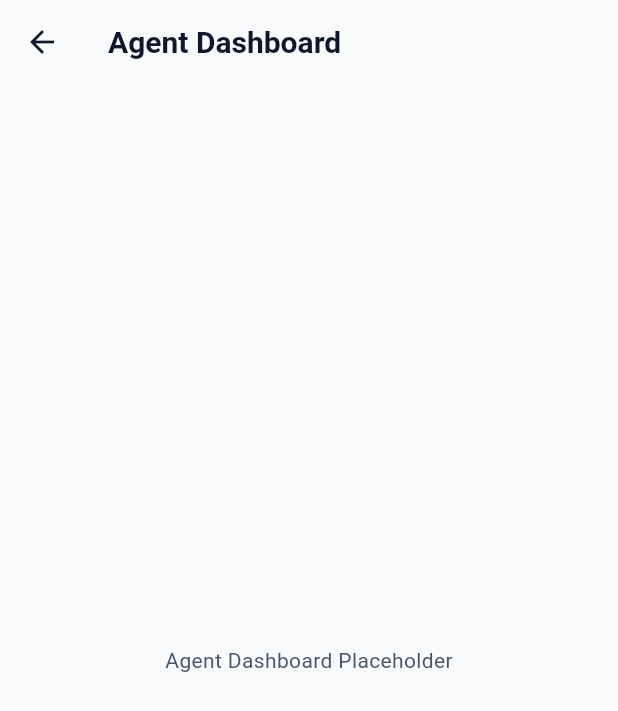
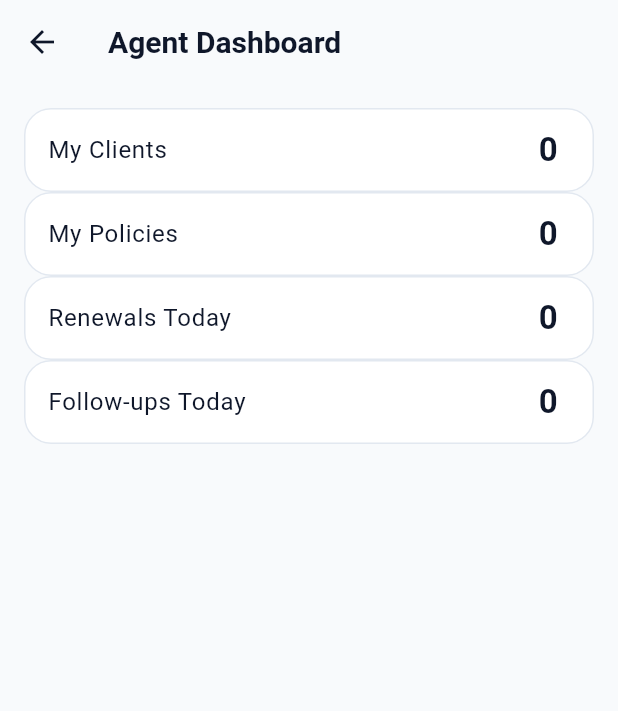
Before and after one commit to Deva-97/ninaivu, a Flutter app: the AgentDashboardScreen screen opened by its route, on a phone screen of 412 x 824 dp. Shown: the top 711 px of the screen. Run offline on Flutter 3.47's test engine with Material 3 defaults, Android fonts, the light colour scheme and no system bars; our stand-ins replace firebase_core, get, shared_preferences; accounts and stored records are empty.

```diff
--- a/lib/app.dart
+++ b/lib/app.dart
@@ -1,5 +1,6 @@
 import 'package:flutter/material.dart';
 import 'package:get/get.dart';
+import 'package:insurance_reminders/core/constants/app_constants.dart';
 import 'package:insurance_reminders/core/theme/app_theme.dart';
 import 'package:insurance_reminders/presentation/routes/app_pages.dart';
 import 'package:insurance_reminders/presentation/routes/app_routes.dart';
@@ -10,8 +11,8 @@ class InsuranceRemindersApp extends StatelessWidget {
   @override
   Widget build(BuildContext context) {
     return GetMaterialApp(
-      title: "Insurance Reminders",
-      // initialBinding: Binding(),
+      title: AppConstants.appName,
+      // initialBinding: Binding(),`
       initialRoute: AppRoutes.splashScreen,
       getPages: AppPages.pages,
       theme: AppTheme.lightTheme,
--- a/lib/core/constants/app_constants.dart
+++ b/lib/core/constants/app_constants.dart
@@ -1,3 +1,12 @@
 class AppConstants {
+  AppConstants._();
+
   static const String appName = "Ninaivu";
+
+  static const String defaultCurrency = '₹';
+
+  static const int reminderBefore30Days = 30;
+  static const int reminderBefore15Days = 15;
+  static const int reminderBefore7Days = 7;
+  static const int reminderBefore1Day = 1;
 }
--- a/lib/presentation/modules/agent/dashboard/agent_dashboard_screen.dart
+++ b/lib/presentation/modules/agent/dashboard/agent_dashboard_screen.dart
@@ -7,7 +7,35 @@ class AgentDashboardScreen extends StatelessWidget {
   Widget build(BuildContext context) {
     return Scaffold(
       appBar: AppBar(title: const Text('Agent Dashboard')),
-      body: const Center(child: Text('Agent Dashboard Placeholder')),
+      body: ListView(
+        padding: const EdgeInsets.all(16),
+        children: const [
+          _DashboardCard(title: 'My Clients', value: '0'),
+          _DashboardCard(title: 'My Policies', value: '0'),
+          _DashboardCard(title: 'Renewals Today', value: '0'),
+          _DashboardCard(title: 'Follow-ups Today', value: '0'),
+        ],
+      ),
     );
   }
 }
+
+class _DashboardCard extends StatelessWidget {
+  final String title;
+  final String value;
+
+  const _DashboardCard({required this.title, required this.value});
+
+  @override
+  Widget build(BuildContext context) {
+    return Card(
+      child: ListTile(
+        title: Text(title),
+        trailing: Text(
+          value,
+          style: const TextStyle(fontSize: 22, fontWeight: FontWeight.bold),
+        ),
+      ),
+    );
+  }
+}
--- a/lib/presentation/routes/app_pages.dart
+++ b/lib/presentation/routes/app_pages.dart
@@ -6,6 +6,8 @@ import 'package:insurance_reminders/presentation/modules/common/splash/splash_sc
 import 'package:insurance_reminders/presentation/routes/app_routes.dart';
 
 class AppPages {
+  AppPages._();
+
   static final pages = [
     GetPage(name: AppRoutes.splashScreen, page: () => SplashScreen()),
     GetPage(name: AppRoutes.login, page: () => LoginScreen()),
--- a/lib/presentation/routes/app_routes.dart
+++ b/lib/presentation/routes/app_routes.dart
@@ -1,6 +1,15 @@
 abstract class AppRoutes {
+  AppRoutes._();
+
   static const splashScreen = '/';
-  static const login = '/login';
-  static const adminDashboard = '/admin-dashboard';
-  static const agentDashboard = '/agent-dashboard';
+  static const String login = '/login';
+  static const String signup = '/signup';
+
+  static const String adminDashboard = '/admin-dashboard';
+  static const String agentDashboard = '/agent-dashboard';
+
+  static const String clients = '/clients';
+  static const String policies = '/policies';
+  static const String reminders = '/reminders';
+  static const String followUps = '/follow-ups';
 }
```
Also changed, not shown: lib/core/constants/app_strings.dart (+12 -2 lines), lib/core/permissions/permission_helper.dart (+17 -3 lines), lib/core/permissions/user_role.dart (added, +31 -0 lines), lib/presentation/modules/common/splash/splash_screen.dart (+17 -6 lines), 1 other file.
